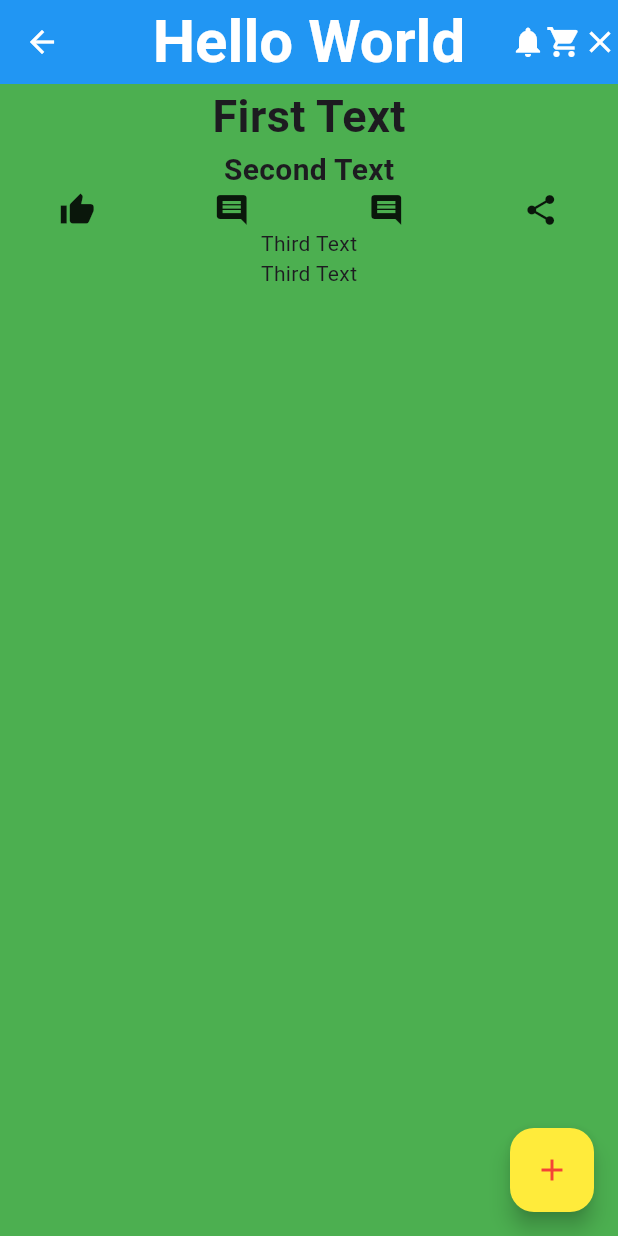
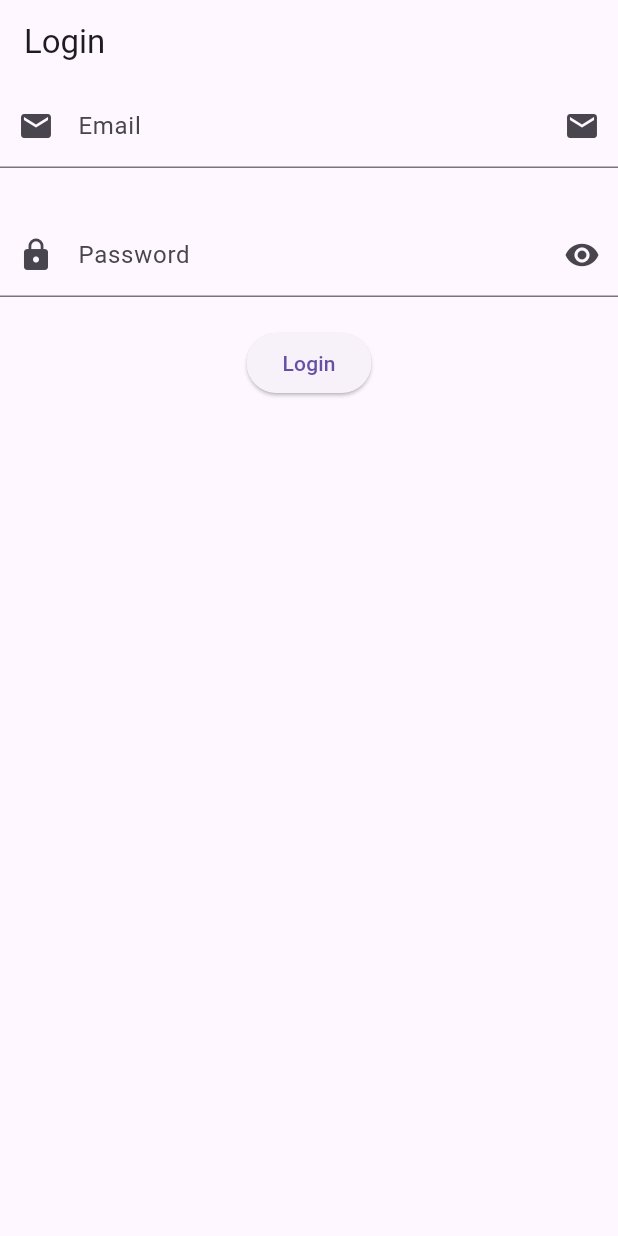
Before and after one commit to MuhammadAliKust/Sawera-Project, a Flutter app: the screen it shows after launch, on a phone screen of 412 x 824 dp. Run offline on Flutter 3.47's test engine with Material 3 defaults, Android fonts, the phone set to English and light mode, and no system bars.

Commit message:
Forms-1 Done

```diff
--- /dev/null
+++ b/lib/login.dart
@@ -0,0 +1,39 @@
+import 'package:flutter/material.dart';
+
+class LoginView extends StatelessWidget {
+  const LoginView({super.key});
+
+  @override
+  Widget build(BuildContext context) {
+    return Scaffold(
+      appBar: AppBar(
+        title: Text("Login"),
+      ),
+      body: Column(
+        children: [
+          TextField(
+            decoration: InputDecoration(
+                label: Text("Email"),
+                hintText: 'test@gmail.com',
+                prefixIcon: Icon(Icons.email),
+                suffixIcon: Icon(Icons.email)),
+          ),
+          SizedBox(
+            height: 30,
+          ),
+          TextField(
+            decoration: InputDecoration(
+                label: Text("Password"),
+                hintText: 'Password must be 6 or more characters.',
+                prefixIcon: Icon(Icons.lock),
+                suffixIcon: Icon(Icons.visibility)),
+          ),
+          SizedBox(
+            height: 20,
+          ),
+          ElevatedButton(onPressed: () {}, child: Text("Login"))
+        ],
+      ),
+    );
+  }
+}
--- a/lib/main.dart
+++ b/lib/main.dart
@@ -1,5 +1,6 @@
 import 'package:flutter/material.dart';
-
+import 'login.dart';
+import 'network_image.dart';
 void main() {
   runApp(const MyApp());
 }
@@ -9,69 +10,9 @@ class MyApp extends StatelessWidget {
 
   @override
   Widget build(BuildContext context) {
-    return MaterialApp(
+    return const MaterialApp(
       debugShowCheckedModeBanner: false,
-      home: Scaffold(
-        appBar: AppBar(
-          backgroundColor: Colors.blue,
-          leading: const Icon(
-            Icons.arrow_back,
-            color: Colors.white,
-          ),
-          actions: const [
-            Icon(
-              Icons.notifications,
-              color: Colors.white,
-            ),
-            Icon(
-              Icons.shopping_cart,
-              color: Colors.white,
-            ),
-            Icon(
-              Icons.close,
-              color: Colors.white,
-            )
-          ],
-          centerTitle: true,
-          title: const Text(
-            'Hello World',
-            style: TextStyle(
-                fontSize: 40, color: Colors.white, fontWeight: FontWeight.bold),
-          ),
-        ),
-        backgroundColor: Colors.green,
-        body: Column(
-          children: [
-            Text(
-              "First Text",
-              style: TextStyle(fontSize: 30, fontWeight: FontWeight.bold),
-            ),
-            Text(
-              "Second Text",
-              style: TextStyle(fontSize: 20, fontWeight: FontWeight.bold),
-            ),
-            Row(
-              mainAxisAlignment: MainAxisAlignment.spaceAround,
-              children: [
-                Icon(Icons.thumb_up),
-                Icon(Icons.comment),
-                Icon(Icons.comment),
-                Icon(Icons.share),
-              ],
-            ),
-            Text('Third Text'),
-            Text('Third Text'),
-          ],
-        ),
-        floatingActionButton: FloatingActionButton(
-          onPressed: () {},
-          backgroundColor: Colors.yellow,
-          child: const Icon(
-            Icons.add,
-            color: Colors.red,
-          ),
-        ),
-      ),
+    home: LoginView(),
     );
   }
 }
--- /dev/null
+++ b/lib/network_image.dart
@@ -0,0 +1,20 @@
+import 'package:flutter/material.dart';
+
+class NetworkImageDemo extends StatelessWidget {
+  const NetworkImageDemo({super.key});
+
+  @override
+  Widget build(BuildContext context) {
+    return Scaffold(
+      appBar: AppBar(
+        title: Text("Network Image"),
+      ),
+      body: Image.network(
+          'url',
+        height: 100,
+        fit: BoxFit.cover,
+        width: MediaQuery.of(context).size.width,
+      ),
+    );
+  }
+}
```
